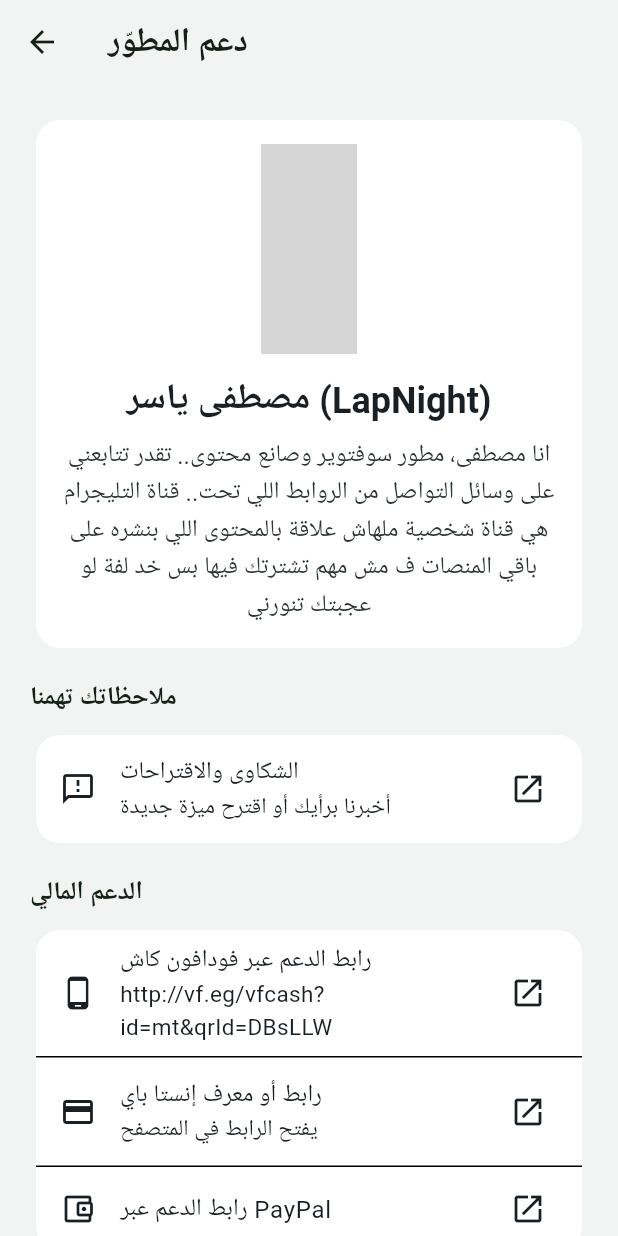
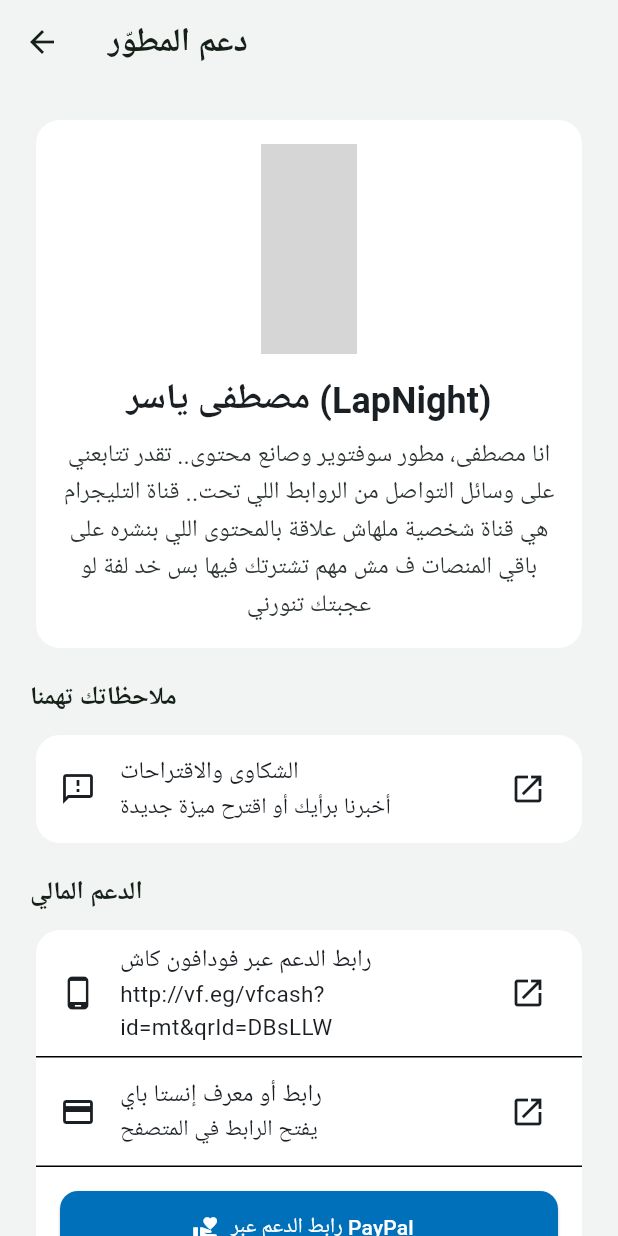
Before and after one commit to mostafaYasserDev/Al-Ribat, a Flutter app: the DeveloperSupportScreen screen opened directly, on a phone screen of 412 x 824 dp. Run offline on Flutter 3.47's test engine with Material 3 defaults, Android fonts, the phone set to English and light mode, and no system bars; our stand-ins replace adhan, cloud_firestore, confetti, file_picker, firebase_auth, firebase_core and 14 more; missing offline and left inert: flutter_foreground_task, home_widget; accounts and stored records are empty; Roboto replaces fonts that are missing (Tajawal); grey boxes are pictures that could not be loaded.

```diff
--- a/lib/presentation/settings/developer_support_screen.dart
+++ b/lib/presentation/settings/developer_support_screen.dart
@@ -156,11 +156,21 @@ class DeveloperSupportScreen extends StatelessWidget {
                   onTap: () => _openUrl(context, DeveloperProfile.instapayUrl),
                 ),
                 const Divider(height: 1),
-                ListTile(
-                  leading: const Icon(Icons.account_balance_wallet_outlined),
-                  title: const Text(DeveloperProfile.paypalHint),
-                  trailing: const Icon(Icons.open_in_new),
-                  onTap: () => _openUrl(context, DeveloperProfile.paypalUrl),
+                Padding(
+                  padding: const EdgeInsets.all(16.0),
+                  child: ElevatedButton.icon(
+                    onPressed: () => _openUrl(context, DeveloperProfile.paypalUrl),
+                    icon: const Icon(Icons.volunteer_activism),
+                    label: const Text(DeveloperProfile.paypalHint),
+                    style: ElevatedButton.styleFrom(
+                      minimumSize: const Size.fromHeight(50),
+                      backgroundColor: const Color(0xFF0070BA), // PayPal Blue
+                      foregroundColor: Colors.white,
+                      shape: RoundedRectangleBorder(
+                        borderRadius: BorderRadius.circular(12),
+                      ),
+                    ),
+                  ),
                 ),
               ],
             ),
```
Also changed, not shown: website/qabilah.png (added), 3 other files.
